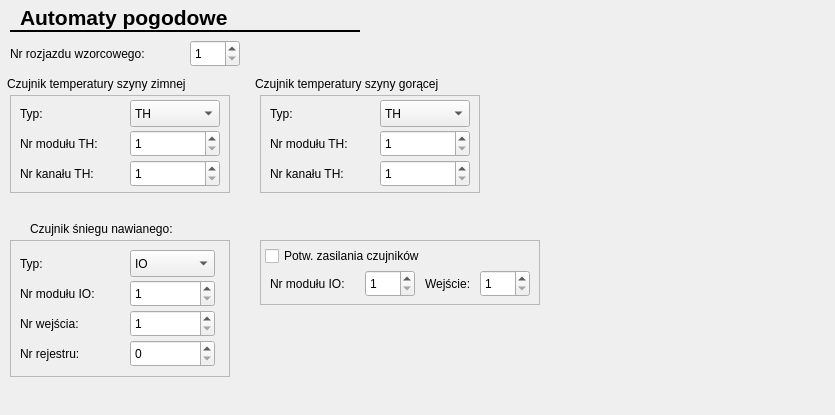
This is CfgForms/cweatherautomform.ui in kaczmar55/koneor_v2 as Qt 5 draws it before an edit. The edited form follows.
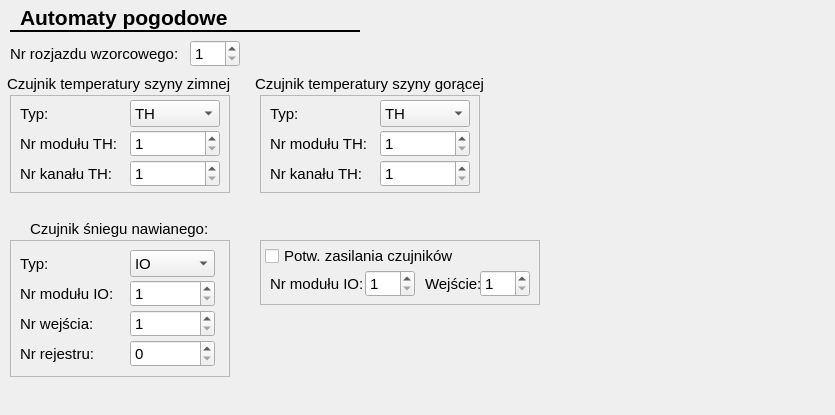
This is the edited form.

The edit to the form file:
```diff
--- a/CfgForms/cweatherautomform.ui
+++ b/CfgForms/cweatherautomform.ui
@@ -65,6 +65,11 @@
      <height>17</height>
     </rect>
    </property>
+   <property name="font">
+    <font>
+     <pointsize>11</pointsize>
+    </font>
+   </property>
    <property name="text">
     <string>Nr rozjazdu wzorcowego:</string>
    </property>
@@ -78,6 +83,11 @@
      <height>98</height>
     </rect>
    </property>
+   <property name="font">
+    <font>
+     <pointsize>11</pointsize>
+    </font>
+   </property>
    <property name="frameShape">
     <enum>QFrame::StyledPanel</enum>
    </property>
@@ -93,6 +103,11 @@
       <height>17</height>
      </rect>
     </property>
+    <property name="font">
+     <font>
+      <pointsize>11</pointsize>
+     </font>
+    </property>
     <property name="text">
      <string>Typ:</string>
     </property>
@@ -106,6 +121,11 @@
       <height>27</height>
      </rect>
     </property>
+    <property name="font">
+     <font>
+      <pointsize>11</pointsize>
+     </font>
+    </property>
     <item>
      <property name="text">
       <string>TH</string>
@@ -126,6 +146,11 @@
       <height>27</height>
      </rect>
     </property>
+    <property name="font">
+     <font>
+      <pointsize>11</pointsize>
+     </font>
+    </property>
     <property name="minimum">
      <number>1</number>
     </property>
@@ -142,6 +167,11 @@
       <height>27</height>
      </rect>
     </property>
+    <property name="font">
+     <font>
+      <pointsize>11</pointsize>
+     </font>
+    </property>
     <property name="minimum">
      <number>1</number>
     </property>
@@ -158,6 +188,11 @@
       <height>17</height>
      </rect>
     </property>
+    <property name="font">
+     <font>
+      <pointsize>11</pointsize>
+     </font>
+    </property>
     <property name="text">
      <string>Nr modułu TH:</string>
     </property>
@@ -171,6 +206,11 @@
       <height>17</height>
      </rect>
     </property>
+    <property name="font">
+     <font>
+      <pointsize>11</pointsize>
+     </font>
+    </property>
     <property name="text">
      <string>Nr kanału TH:</string>
     </property>
@@ -185,6 +225,11 @@
      <height>17</height>
     </rect>
    </property>
+   <property name="font">
+    <font>
+     <pointsize>11</pointsize>
+    </font>
+   </property>
    <property name="text">
     <string>Czujnik śniegu nawianego:</string>
    </property>
@@ -198,6 +243,11 @@
      <height>27</height>
     </rect>
    </property>
+   <property name="font">
+    <font>
+     <pointsize>11</pointsize>
+    </font>
+   </property>
    <property name="minimum">
     <number>1</number>
    </property>
@@ -211,6 +261,11 @@
      <height>65</height>
     </rect>
    </property>
+   <property name="font">
+    <font>
+     <pointsize>11</pointsize>
+    </font>
+   </property>
    <property name="frameShape">
     <enum>QFrame::StyledPanel</enum>
    </property>
@@ -226,6 +281,11 @@
       <height>17</height>
      </rect>
     </property>
+    <property name="font">
+     <font>
+      <pointsize>11</pointsize>
+     </font>
+    </property>
     <property name="text">
      <string>Wejście:</string>
     </property>
@@ -239,6 +299,11 @@
       <height>27</height>
      </rect>
     </property>
+    <property name="font">
+     <font>
+      <pointsize>11</pointsize>
+     </font>
+    </property>
     <property name="minimum">
      <number>1</number>
     </property>
@@ -258,6 +323,11 @@
       <height>22</height>
      </rect>
     </property>
+    <property name="font">
+     <font>
+      <pointsize>11</pointsize>
+     </font>
+    </property>
     <property name="text">
      <string>Potw. zasilania czujników</string>
     </property>
@@ -271,6 +341,11 @@
       <height>27</height>
      </rect>
     </property>
+    <property name="font">
+     <font>
+      <pointsize>11</pointsize>
+     </font>
+    </property>
     <property name="minimum">
      <number>1</number>
     </property>
@@ -287,6 +362,11 @@
       <height>17</height>
      </rect>
     </property>
+    <property name="font">
+     <font>
+      <pointsize>11</pointsize>
+     </font>
+    </property>
     <property name="text">
      <string>Nr modułu IO:</string>
     </property>
@@ -301,6 +381,11 @@
      <height>137</height>
     </rect>
    </property>
+   <property name="font">
+    <font>
+     <pointsize>11</pointsize>
+    </font>
+   </property>
    <property name="frameShape">
     <enum>QFrame::StyledPanel</enum>
    </property>
@@ -316,6 +401,11 @@
       <height>17</height>
      </rect>
     </property>
+    <property name="font">
+     <font>
+      <pointsize>11</pointsize>
+     </font>
+    </property>
     <property name="text">
      <string>Typ:</string>
     </property>
@@ -329,6 +419,11 @@
       <height>27</height>
      </rect>
     </property>
+    <property name="font">
+     <font>
+      <pointsize>11</pointsize>
+     </font>
+    </property>
     <item>
      <property name="text">
       <string>IO</string>
@@ -354,6 +449,11 @@
       <height>17</height>
      </rect>
     </property>
+    <property name="font">
+     <font>
+      <pointsize>11</pointsize>
+     </font>
+    </property>
     <property name="text">
      <string>Nr modułu IO:</string>
     </property>
@@ -367,6 +467,11 @@
       <height>17</height>
      </rect>
     </property>
+    <property name="font">
+     <font>
+      <pointsize>11</pointsize>
+     </font>
+    </property>
     <property name="text">
      <string>Nr wejścia:</string>
     </property>
@@ -380,6 +485,11 @@
       <height>27</height>
      </rect>
     </property>
+    <property name="font">
+     <font>
+      <pointsize>11</pointsize>
+     </font>
+    </property>
     <property name="minimum">
      <number>1</number>
     </property>
@@ -396,6 +506,11 @@
       <height>27</height>
      </rect>
     </property>
+    <property name="font">
+     <font>
+      <pointsize>11</pointsize>
+     </font>
+    </property>
     <property name="minimum">
      <number>1</number>
     </property>
@@ -412,6 +527,11 @@
       <height>17</height>
      </rect>
     </property>
+    <property name="font">
+     <font>
+      <pointsize>11</pointsize>
+     </font>
+    </property>
     <property name="text">
      <string>Nr rejestru:</string>
     </property>
@@ -425,6 +545,11 @@
       <height>27</height>
      </rect>
     </property>
+    <property name="font">
+     <font>
+      <pointsize>11</pointsize>
+     </font>
+    </property>
    </widget>
   </widget>
   <widget class="QLabel" name="label_21">
@@ -436,6 +561,11 @@
      <height>17</height>
     </rect>
    </property>
+   <property name="font">
+    <font>
+     <pointsize>11</pointsize>
+    </font>
+   </property>
    <property name="text">
     <string>Czujnik temperatury szyny zimnej</string>
    </property>
@@ -449,6 +579,11 @@
      <height>98</height>
     </rect>
    </property>
+   <property name="font">
+    <font>
+     <pointsize>11</pointsize>
+    </font>
+   </property>
    <property name="frameShape">
     <enum>QFrame::StyledPanel</enum>
    </property>
@@ -464,6 +599,11 @@
       <height>17</height>
      </rect>
     </property>
+    <property name="font">
+     <font>
+      <pointsize>11</pointsize>
+     </font>
+    </property>
     <property name="text">
      <string>Typ:</string>
     </property>
@@ -477,6 +617,11 @@
       <height>27</height>
      </rect>
     </property>
+    <property name="font">
+     <font>
+      <pointsize>11</pointsize>
+     </font>
+    </property>
     <item>
      <property name="text">
       <string>TH</string>
@@ -502,6 +647,11 @@
       <height>27</height>
      </rect>
     </property>
+    <property name="font">
+     <font>
+      <pointsize>11</pointsize>
+     </font>
+    </property>
     <property name="minimum">
      <number>1</number>
     </property>
@@ -518,6 +668,11 @@
       <height>27</height>
      </rect>
     </property>
+    <property name="font">
+     <font>
+      <pointsize>11</pointsize>
+     </font>
+    </property>
     <property name="minimum">
      <number>1</number>
     </property>
@@ -534,6 +689,11 @@
       <height>17</height>
      </rect>
     </property>
+    <property name="font">
+     <font>
+      <pointsize>11</pointsize>
+     </font>
+    </property>
     <property name="text">
      <string>Nr modułu TH:</string>
     </property>
@@ -547,6 +707,11 @@
       <height>17</height>
      </rect>
     </property>
+    <property name="font">
+     <font>
+      <pointsize>11</pointsize>
+     </font>
+    </property>
     <property name="text">
      <string>Nr kanału TH:</string>
     </property>
@@ -561,6 +726,11 @@
      <height>17</height>
     </rect>
    </property>
+   <property name="font">
+    <font>
+     <pointsize>11</pointsize>
+    </font>
+   </property>
    <property name="text">
     <string>Czujnik temperatury szyny gorącej</string>
    </property>
```
